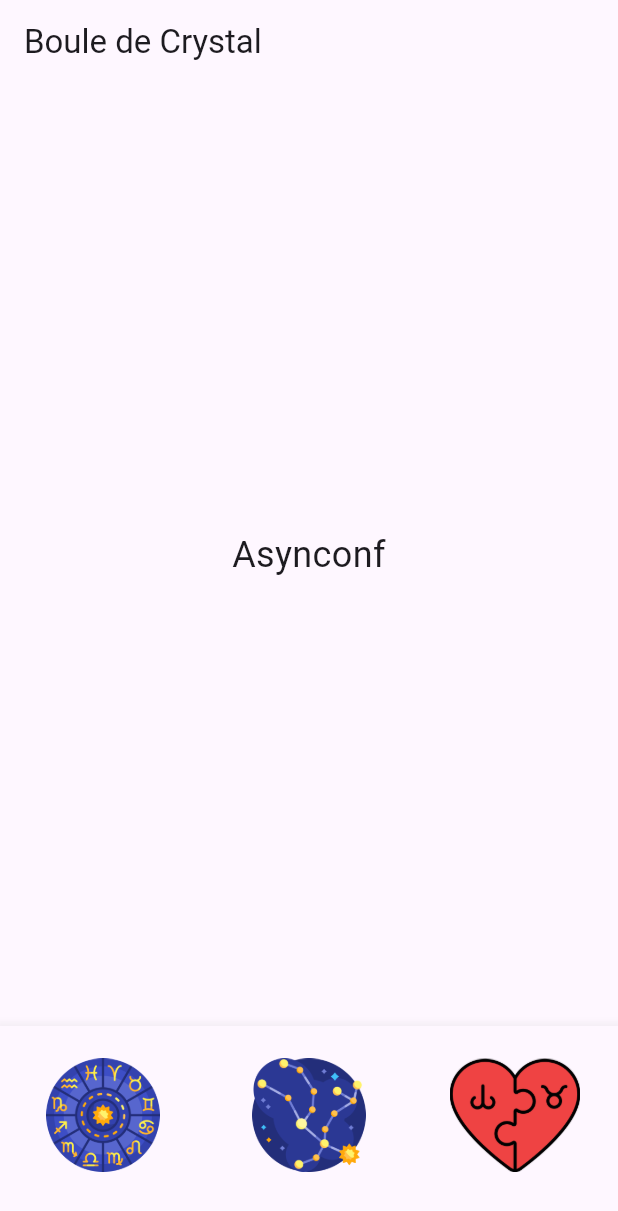
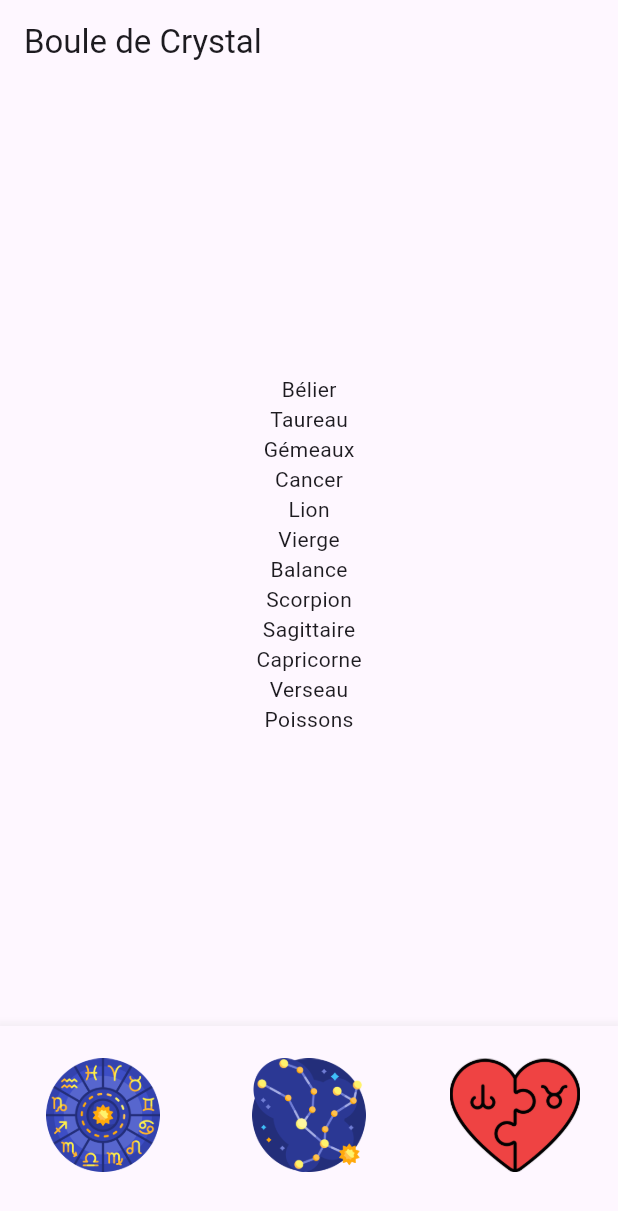
Before and after one commit to Eponas/Boule-de-crystal, a Flutter app: the screen it shows after launch, on a phone screen of 412 x 824 dp. Shown: the top 1211 px of the screen. Run offline on Flutter 3.47's test engine with Material 3 defaults, Android fonts, the phone set to English and light mode, and no system bars; our stand-ins replace sqflite; accounts and stored records are empty.

Commit message:
rectifications DB

```diff
--- a/Boule_de_Crystal/lib/main.dart
+++ b/Boule_de_Crystal/lib/main.dart
@@ -10,27 +10,27 @@ import 'models/chinese_zodiac_sign.dart';
 
 void main() async {
   WidgetsFlutterBinding.ensureInitialized();
- // await initializeDatabase();
+  await initializeDatabase();
   runApp(const MyApp());
 }
 
-/* Future<void> initializeDatabase() async {
-  final dbHelper = DatabaseHelper();
+ Future<void> initializeDatabase() async {
+ final dbHelper = DatabaseHelper();
 
   // Signes du zodiaque
   List<ZodiacSign> zodiacSigns = [
-    ZodiacSign(libelle: 'Bélier', dateDebut: '21-mars', dateFin: '19-avr', description: 'Le bélier est le premier signe du zodiaque. Il symbolise l\'impulsion, la virilité, le courage, l\'énergie et l\'indépendance. Il a pour élément le feu.'),
-    ZodiacSign(libelle: 'Taureau', dateDebut: '20-avr', dateFin: '20-mai', description: 'Le signe du taureau se situe entre l\'équinoxe du printemps et le solstice d\'été. Il est généralement associé à une grande puissance de travail, la sensualité ainsi qu\'à une tendance exagérée pour les plaisirs. Son élément est la terre.'),
-    ZodiacSign(libelle: 'Gémeaux', dateDebut: '21-mai', dateFin: '21-juin', description: 'Généralement représenté sous la forme de deux enfants se tenant par la main, le troisième signe du zodiaque symbolise les contacts humains, les transports, les communications ainsi que la polarité. Il est associé à l\'air.'),
-    ZodiacSign(libelle: 'Cancer', dateDebut: '22-juin', dateFin: '22-juil', description: 'Le signe du cancer se situe juste après le solstice d\'été. Il a pour signification le retrait sur soi, la timidité, la ténacité ainsi que la sensibilité. Il est associé à l\'élément de l\'eau.'),
-    ZodiacSign(libelle: 'Lion', dateDebut: '23-juil', dateFin: '22-août', description: 'Ce signe situé en plein milieu de l\'été a pour symbole la joie de vivre, l\'ambition, l\'élévation et l\'orgueil. Son élément est le feu.'),
-    ZodiacSign(libelle: 'Vierge', dateDebut: '23-août', dateFin: '22-sept', description: 'Le signe de la vierge se place avant l\'équinoxe d\'automne. Il est symbole de travail, de moisson, de dextérité manuelle et de minutie. Il est associé à l\'élément terres.'),
-    ZodiacSign(libelle: 'Balance', dateDebut: '23-sept', dateFin: '23-oct', description: 'Lorsqu\'il entre dans ce signe, le soleil est au point médian de l\'année astronomique. Il représente l\'équilibre, la justice, la mesure. Il a pour élément l\'air.'),
-    ZodiacSign(libelle: 'Scorpion', dateDebut: '24-oct', dateFin: '22-nov', description: 'Le huitième signe du zodiaque est associé à la résistance. Son élément est l\'eau. Il est présenté comme le signe le plus passionné du zodiaque. À tendance sombre, le scorpion peut avoir une tendance à l\'autodestruction.'),
-    ZodiacSign(libelle: 'Sagittaire', dateDebut: '23-nov', dateFin: '22-déc', description: 'Le signe du sagittaire se place juste avant le solstice d\'hiver. Il a pour symbole le mouvement, les réflexes vifs, les instincts nomades ainsi que l\'indépendance. Il s\'agit du dernier signe de feuilles.'),
-    ZodiacSign(libelle: 'Capricorne', dateDebut: '23-déc', dateFin: '20-janv', description: 'Le signe du capricorne commence au solstice d\'hiver. Il est le symbole de la fin d\'un cycle mais aussi de la naissance d\'un cycle nouveau. Il est associé à la patience, la persévérance, la prudence, la réalisation ainsi que le sens du devoir. Il a pour élément la terre.'),
-    ZodiacSign(libelle: 'Verseau', dateDebut: '21-janv', dateFin: '19-févr', description: 'Le signe du verseau a pour symbole la fraternité, l\'indifférence aux choses matérielles, la coopération et la solidarité collective. Il s\'agit d\'un signe lié à l\'air.'),
-    ZodiacSign(libelle: 'Poissons', dateDebut: '20-févr', dateFin: '20-mars', description: 'Le dernier signe du zodiaque symbolise l\'émotivité, l\'hypersensibilité, l\'angoisse ou encore l\'imagination. Il est associé à l\'eau.'),
+    ZodiacSign(libelle: 'Bélier', dateDebut: '03-21', dateFin: '04-19', description: 'Le bélier est le premier signe du zodiaque. Il symbolise l\'impulsion, la virilité, le courage, l\'énergie et l\'indépendance. Il a pour élément le feu.'),
+    ZodiacSign(libelle: 'Taureau', dateDebut: '04-20', dateFin: '05-20', description: 'Le signe du taureau se situe entre l\'équinoxe du printemps et le solstice d\'été. Il est généralement associé à une grande puissance de travail, la sensualité ainsi qu\'à une tendance exagérée pour les plaisirs. Son élément est la terre.'),
+    ZodiacSign(libelle: 'Gémeaux', dateDebut: '05-21', dateFin: '06-21', description: 'Généralement représenté sous la forme de deux enfants se tenant par la main, le troisième signe du zodiaque symbolise les contacts humains, les transports, les communications ainsi que la polarité. Il est associé à l\'air.'),
+    ZodiacSign(libelle: 'Cancer', dateDebut: '06-22', dateFin: '07-22', description: 'Le signe du cancer se situe juste après le solstice d\'été. Il a pour signification le retrait sur soi, la timidité, la ténacité ainsi que la sensibilité. Il est associé à l\'élément de l\'eau.'),
+    ZodiacSign(libelle: 'Lion', dateDebut: '07-23', dateFin: '08-22', description: 'Ce signe situé en plein milieu de l\'été a pour symbole la joie de vivre, l\'ambition, l\'élévation et l\'orgueil. Son élément est le feu.'),
+    ZodiacSign(libelle: 'Vierge', dateDebut: '08-23', dateFin: '09-22', description: 'Le signe de la vierge se place avant l\'équinoxe d\'automne. Il est symbole de travail, de moisson, de dextérité manuelle et de minutie. Il est associé à l\'élément terres.'),
+    ZodiacSign(libelle: 'Balance', dateDebut: '09-23', dateFin: '10-23', description: 'Lorsqu\'il entre dans ce signe, le soleil est au point médian de l\'année astronomique. Il représente l\'équilibre, la justice, la mesure. Il a pour élément l\'air.'),
+    ZodiacSign(libelle: 'Scorpion', dateDebut: '10-24', dateFin: '11-22', description: 'Le huitième signe du zodiaque est associé à la résistance. Son élément est l\'eau. Il est présenté comme le signe le plus passionné du zodiaque. À tendance sombre, le scorpion peut avoir une tendance à l\'autodestruction.'),
+    ZodiacSign(libelle: 'Sagittaire', dateDebut: '11-23', dateFin: '12-22', description: 'Le signe du sagittaire se place juste avant le solstice d\'hiver. Il a pour symbole le mouvement, les réflexes vifs, les instincts nomades ainsi que l\'indépendance. Il s\'agit du dernier signe de feuilles.'),
+    ZodiacSign(libelle: 'Capricorne', dateDebut: '12-23', dateFin: '01-20', description: 'Le signe du capricorne commence au solstice d\'hiver. Il est le symbole de la fin d\'un cycle mais aussi de la naissance d\'un cycle nouveau. Il est associé à la patience, la persévérance, la prudence, la réalisation ainsi que le sens du devoir. Il a pour élément la terre.'),
+    ZodiacSign(libelle: 'Verseau', dateDebut: '01-21', dateFin: '02-19', description: 'Le signe du verseau a pour symbole la fraternité, l\'indifférence aux choses matérielles, la coopération et la solidarité collective. Il s\'agit d\'un signe lié à l\'air.'),
+    ZodiacSign(libelle: 'Poissons', dateDebut: '02-20', dateFin: '03-20', description: 'Le dernier signe du zodiaque symbolise l\'émotivité, l\'hypersensibilité, l\'angoisse ou encore l\'imagination. Il est associé à l\'eau.'),
   ];
 
   for (var sign in zodiacSigns) {
@@ -85,7 +85,7 @@ void main() async {
     await dbHelper.insertChineseZodiacSign(sign);
   }
 }
- */
+
 class MyApp extends StatefulWidget {
   const MyApp({super.key});
 
--- a/Boule_de_Crystal/lib/pages/home_page.dart
+++ b/Boule_de_Crystal/lib/pages/home_page.dart
@@ -1,3 +1,4 @@
+import 'package:boule_de_crystal/database/database_helper.dart';
 import 'package:flutter/material.dart';
 
 class HomePage extends StatelessWidget {
@@ -7,19 +8,28 @@ class HomePage extends StatelessWidget {
 
   @override
   Widget build(BuildContext context) {
-    return const Center(
+    return Center(
       child: Column(
         mainAxisAlignment: MainAxisAlignment.center,
         children: [
-          Text("Asynconf",
-            style: TextStyle(
-                fontSize: 24,
-                ),
-        textAlign: TextAlign.center,
+          FutureBuilder(
+            future: DatabaseHelper().getZodiacSigns(),
+            builder: (context, snapshot) {
+              if (snapshot.hasData) {
+                final list = snapshot.data!;
+                return Column(
+                  children: [
+                    for(final item in list)
+                      Text(item.libelle)
+
+                  ],
+                );
+              }
+              return CircularProgressIndicator();
+            },
           ),
         ],
       ),
     );
   }
-
 }
```
Also changed, not shown: Boule_de_Crystal/lib/database/database_helper.dart (+7 -2 lines), Boule_de_Crystal/analysis_options.yaml (line endings or trailing spaces), Boule_de_Crystal/pubspec.lock, Boule_de_Crystal/pubspec.yaml (line endings or trailing spaces), 43 other files.
